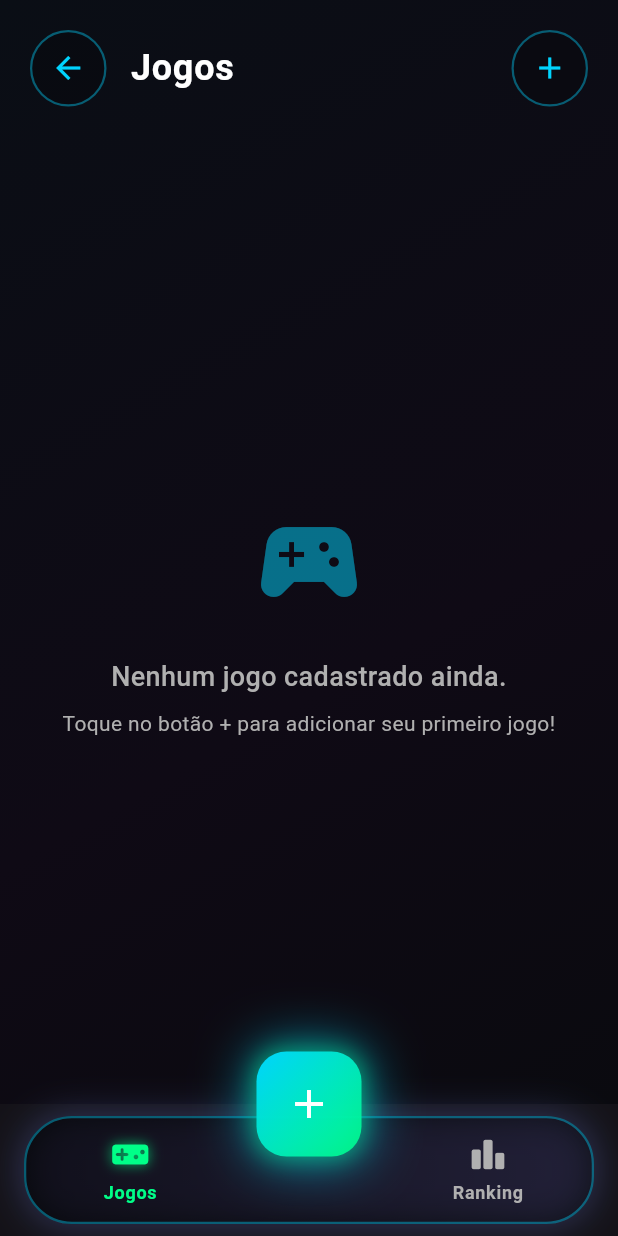
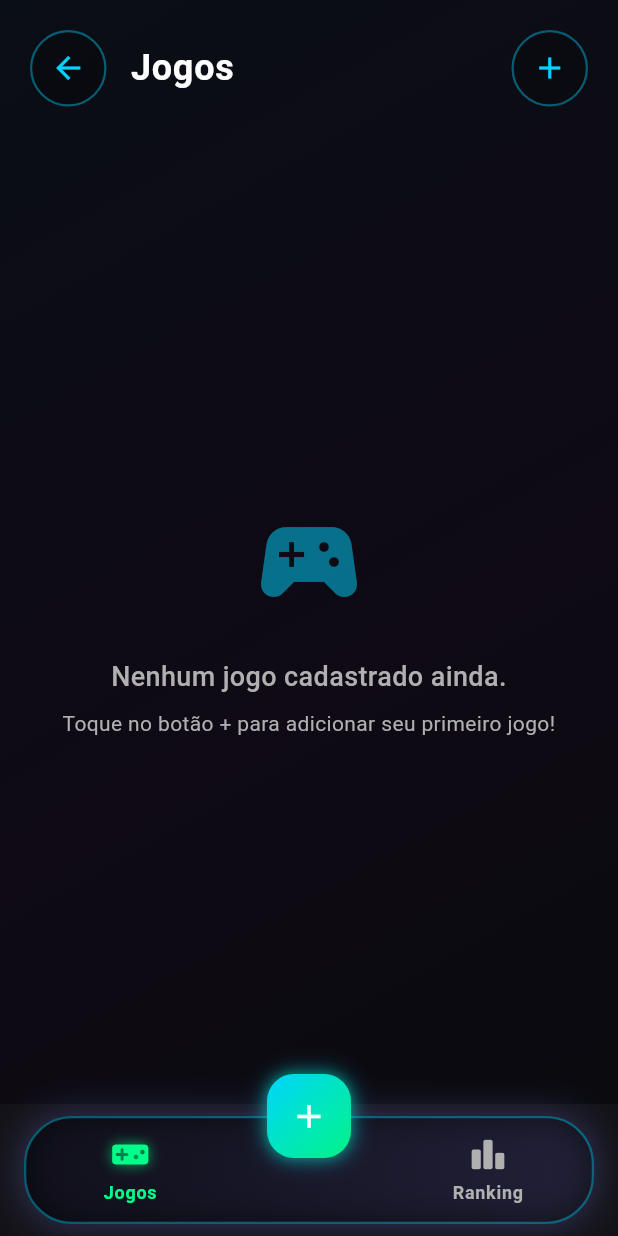
Before and after one commit to AmadeonSilveira/nikeon, a Flutter app: the GamesScreen screen opened directly, on a phone screen of 412 x 824 dp. Run offline on Flutter 3.47's test engine with Material 3 defaults, Android fonts, the phone set to English and light mode, and no system bars; our stand-ins replace file_picker, flutter_dotenv, image_picker, supabase_flutter; accounts and stored records are empty.

Commit message:
Update neon_fab.dart

```diff
--- a/lib/widgets/neon_fab.dart
+++ b/lib/widgets/neon_fab.dart
@@ -9,11 +9,13 @@ class NeonFAB extends StatelessWidget {
 
   @override
   Widget build(BuildContext context) {
-    return GestureDetector(
+    return Transform.translate(
+      offset: const Offset(0, 8), // Move o botão 8px para dentro do navbar
+      child: GestureDetector(
         onTap: onPressed,
         child: Container(
-        width: 70,
-        height: 70,
+          width: 56, // Reduzido de 70 para 56
+          height: 56, // Reduzido de 70 para 56
           decoration: BoxDecoration(
             gradient: LinearGradient(
               colors: [
@@ -23,17 +25,17 @@ class NeonFAB extends StatelessWidget {
               begin: Alignment.topLeft,
               end: Alignment.bottomRight,
             ),
-          borderRadius: BorderRadius.circular(20),
+            borderRadius: BorderRadius.circular(18), // Ajustado proporcionalmente
             boxShadow: [
               BoxShadow(
-              color: NeonTheme.teal.withOpacity(0.6),
-              blurRadius: 30,
-              spreadRadius: 4,
+                color: NeonTheme.teal.withOpacity(0.5),
+                blurRadius: 12,
+                spreadRadius: 1,
               ),
               BoxShadow(
-              color: NeonTheme.green.withOpacity(0.4),
-              blurRadius: 12,
-              spreadRadius: 2,
+                color: NeonTheme.green.withOpacity(0.3),
+                blurRadius: 6,
+                spreadRadius: 0.5,
               ),
             ],
           ),
@@ -41,7 +43,8 @@ class NeonFAB extends StatelessWidget {
             child: Icon(
               Icons.add,
               color: Colors.white,
-            size: 32,
+              size: 26, // Reduzido de 32 para 26
+            ),
           ),
         ),
       ),
```
Lines whose indentation alone changed are shown as unchanged.
